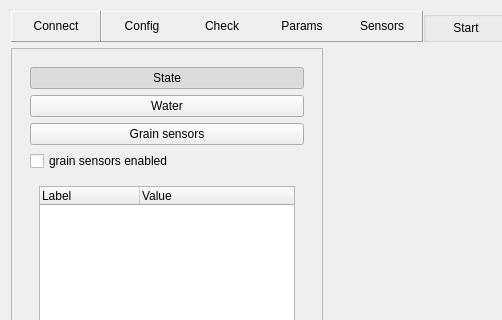
This is gui/mainwindow.ui in Shmuma/grain-watering as Qt 5 draws it before an edit; both pictures show x 0 to 502 and y 0 to 320 of the 932 by 731 pixel window. The edited form follows.
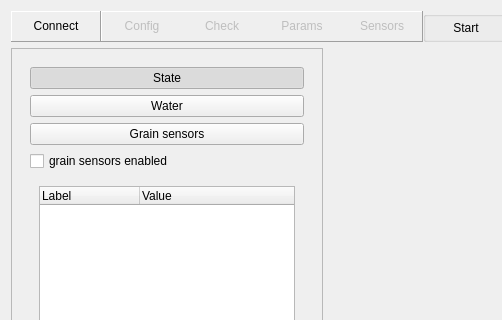
This is the edited form. Custom widgets are drawn as their Qt base class.

What changed in the file:
```diff
--- a/gui/mainwindow.ui
+++ b/gui/mainwindow.ui
@@ -85,6 +85,9 @@
         </property>
         <item>
          <widget class="QPushButton" name="configButton" >
+          <property name="enabled" >
+           <bool>false</bool>
+          </property>
           <property name="text" >
            <string>Config</string>
           </property>
@@ -98,6 +101,9 @@
         </item>
         <item>
          <widget class="QPushButton" name="checkButton" >
+          <property name="enabled" >
+           <bool>false</bool>
+          </property>
           <property name="text" >
            <string>Check</string>
           </property>
@@ -111,6 +117,9 @@
         </item>
         <item>
          <widget class="QPushButton" name="paramsButton" >
+          <property name="enabled" >
+           <bool>false</bool>
+          </property>
           <property name="text" >
            <string>Params</string>
           </property>
@@ -124,6 +133,9 @@
         </item>
         <item>
          <widget class="QPushButton" name="sensorsButton" >
+          <property name="enabled" >
+           <bool>false</bool>
+          </property>
           <property name="text" >
            <string>Sensors</string>
           </property>
```
Left out of the diff: 2 changed lines with no effect on the pictures.
